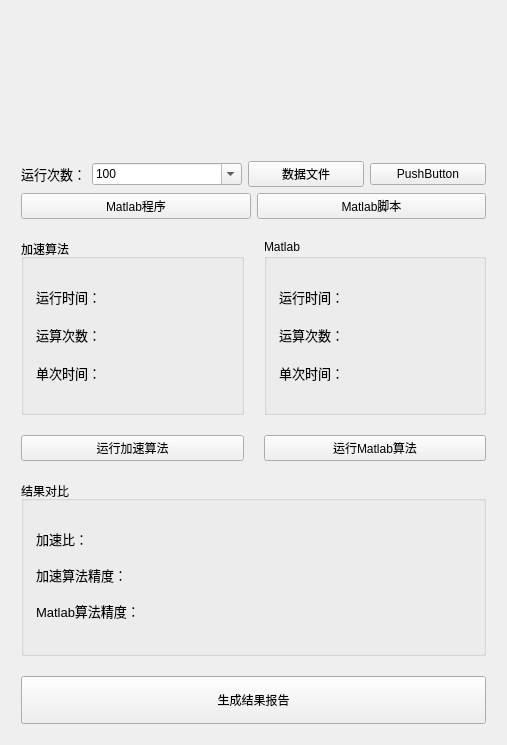
The window that widget.ui (zawnpn/Bessel0-Accel-Algorithm) describes before a commit, drawn with Qt 5.
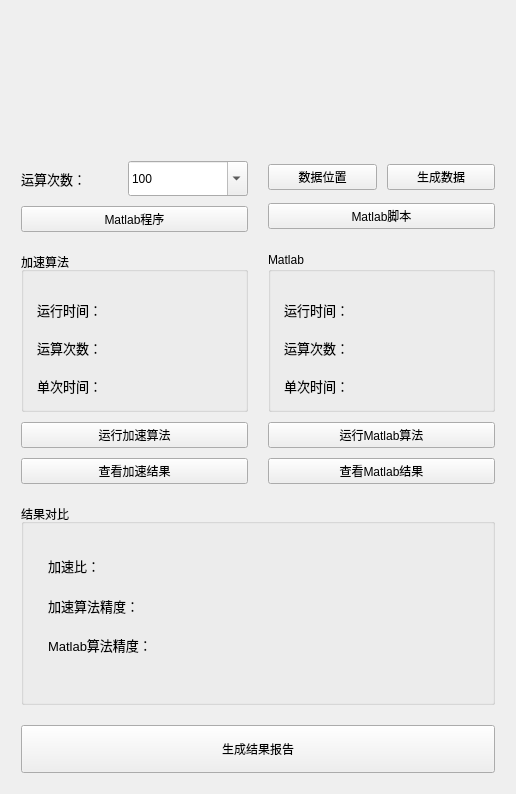
The same window after the commit. Icons and pictures are not drawn.

Diff of the .ui file:
```diff
--- a/widget.ui
+++ b/widget.ui
@@ -6,8 +6,8 @@
    <rect>
     <x>0</x>
     <y>0</y>
-    <width>507</width>
-    <height>745</height>
+    <width>516</width>
+    <height>794</height>
    </rect>
   </property>
   <property name="windowTitle">
@@ -23,9 +23,9 @@
   <property name="styleSheet">
    <string notr="true"/>
   </property>
+  <layout class="QVBoxLayout" name="verticalLayout_7">
+   <item>
   <layout class="QVBoxLayout" name="verticalLayout_6">
-   <item>
-    <layout class="QVBoxLayout" name="verticalLayout_5">
      <property name="spacing">
       <number>20</number>
      </property>
@@ -42,7 +42,7 @@
       <number>10</number>
      </property>
      <item>
-      <layout class="QHBoxLayout" name="horizontalLayout_15">
+      <layout class="QHBoxLayout" name="horizontalLayout">
        <item>
         <spacer name="horizontalSpacer">
          <property name="orientation">
@@ -97,17 +97,23 @@
       </layout>
      </item>
      <item>
-      <layout class="QVBoxLayout" name="verticalLayout_4">
+      <layout class="QHBoxLayout" name="horizontalLayout_4">
+       <property name="spacing">
+        <number>20</number>
+       </property>
+       <item>
+        <layout class="QVBoxLayout" name="verticalLayout">
+         <property name="spacing">
+          <number>10</number>
+         </property>
        <item>
         <layout class="QHBoxLayout" name="horizontalLayout_2">
          <item>
-          <layout class="QHBoxLayout" name="horizontalLayout">
-           <item>
             <widget class="QLabel" name="label_4">
              <property name="minimumSize">
               <size>
                <width>60</width>
-               <height>24</height>
+               <height>35</height>
               </size>
              </property>
              <property name="font">
@@ -116,7 +122,7 @@
               </font>
              </property>
              <property name="text">
-              <string>运行次数：</string>
+              <string>运算次数：</string>
              </property>
             </widget>
            </item>
@@ -124,8 +130,8 @@
             <widget class="QComboBox" name="comboBox">
              <property name="minimumSize">
               <size>
-               <width>150</width>
-               <height>0</height>
+               <width>120</width>
+               <height>35</height>
               </size>
              </property>
              <property name="editable">
@@ -167,30 +173,40 @@
           </layout>
          </item>
          <item>
-          <widget class="QPushButton" name="pushButton_data_loc">
-           <property name="text">
-            <string>数据文件</string>
-           </property>
-          </widget>
-         </item>
-         <item>
-          <widget class="QPushButton" name="pushButton">
-           <property name="text">
-            <string>PushButton</string>
-           </property>
-          </widget>
-         </item>
-        </layout>
-       </item>
-       <item>
-        <layout class="QHBoxLayout" name="horizontalLayout_14">
-         <item>
           <widget class="QPushButton" name="pushButton_matlab_loc">
            <property name="text">
             <string>Matlab程序</string>
            </property>
           </widget>
          </item>
+        </layout>
+       </item>
+       <item>
+        <layout class="QVBoxLayout" name="verticalLayout_2">
+         <property name="spacing">
+          <number>10</number>
+         </property>
+         <item>
+          <layout class="QHBoxLayout" name="horizontalLayout_3">
+           <property name="spacing">
+            <number>10</number>
+           </property>
+           <item>
+            <widget class="QPushButton" name="pushButton_data_loc">
+             <property name="text">
+              <string>数据位置</string>
+             </property>
+            </widget>
+           </item>
+           <item>
+            <widget class="QPushButton" name="pushButton_gen_data">
+             <property name="text">
+              <string>生成数据</string>
+             </property>
+            </widget>
+           </item>
+          </layout>
+         </item>
          <item>
           <widget class="QPushButton" name="pushButton_matlab_script">
            <property name="text">
@@ -203,9 +219,14 @@
       </layout>
      </item>
      <item>
-      <layout class="QHBoxLayout" name="horizontalLayout_9">
+      <layout class="QHBoxLayout" name="horizontalLayout_5">
        <property name="spacing">
         <number>20</number>
+       </property>
+       <item>
+        <layout class="QVBoxLayout" name="verticalLayout_3">
+         <property name="spacing">
+          <number>10</number>
        </property>
        <item>
         <widget class="QGroupBox" name="groupBox">
@@ -224,35 +245,15 @@
          <property name="title">
           <string>加速算法</string>
          </property>
-         <widget class="QWidget" name="layoutWidget">
-          <property name="geometry">
-           <rect>
-            <x>10</x>
-            <y>40</y>
-            <width>170</width>
-            <height>112</height>
-           </rect>
-          </property>
-          <layout class="QVBoxLayout" name="verticalLayout">
-           <property name="spacing">
-            <number>12</number>
-           </property>
-           <property name="leftMargin">
-            <number>5</number>
-           </property>
-           <property name="topMargin">
-            <number>5</number>
-           </property>
-           <property name="rightMargin">
-            <number>5</number>
-           </property>
-           <property name="bottomMargin">
-            <number>5</number>
-           </property>
-           <item>
-            <layout class="QHBoxLayout" name="horizontalLayout_3">
-             <item>
               <widget class="QLabel" name="label_2">
+            <property name="geometry">
+             <rect>
+              <x>16</x>
+              <y>46</y>
+              <width>60</width>
+              <height>24</height>
+             </rect>
+            </property>
                <property name="minimumSize">
                 <size>
                  <width>60</width>
@@ -268,9 +269,15 @@
                 <string>运行时间：</string>
                </property>
               </widget>
-             </item>
-             <item>
               <widget class="QLabel" name="label_accel_time">
+            <property name="geometry">
+             <rect>
+              <x>78</x>
+              <y>46</y>
+              <width>96</width>
+              <height>24</height>
+             </rect>
+            </property>
                <property name="minimumSize">
                 <size>
                  <width>96</width>
@@ -286,13 +293,15 @@
                 <string/>
                </property>
               </widget>
-             </item>
-            </layout>
-           </item>
-           <item>
-            <layout class="QHBoxLayout" name="horizontalLayout_4">
-             <item>
               <widget class="QLabel" name="label_6">
+            <property name="geometry">
+             <rect>
+              <x>16</x>
+              <y>84</y>
+              <width>60</width>
+              <height>24</height>
+             </rect>
+            </property>
                <property name="minimumSize">
                 <size>
                  <width>60</width>
@@ -308,9 +317,15 @@
                 <string>运算次数：</string>
                </property>
               </widget>
-             </item>
-             <item>
               <widget class="QLabel" name="label_accel_counts">
+            <property name="geometry">
+             <rect>
+              <x>78</x>
+              <y>84</y>
+              <width>96</width>
+              <height>24</height>
+             </rect>
+            </property>
                <property name="minimumSize">
                 <size>
                  <width>96</width>
@@ -326,13 +341,15 @@
                 <string/>
                </property>
               </widget>
-             </item>
-            </layout>
-           </item>
-           <item>
-            <layout class="QHBoxLayout" name="horizontalLayout_5">
-             <item>
               <widget class="QLabel" name="label_5">
+            <property name="geometry">
+             <rect>
+              <x>16</x>
+              <y>122</y>
+              <width>60</width>
+              <height>24</height>
+             </rect>
+            </property>
                <property name="minimumSize">
                 <size>
                  <width>60</width>
@@ -348,9 +365,15 @@
                 <string>单次时间：</string>
                </property>
               </widget>
-             </item>
-             <item>
               <widget class="QLabel" name="label_accel_once">
+            <property name="geometry">
+             <rect>
+              <x>78</x>
+              <y>122</y>
+              <width>96</width>
+              <height>24</height>
+             </rect>
+            </property>
                <property name="minimumSize">
                 <size>
                  <width>96</width>
@@ -366,13 +389,41 @@
                 <string/>
                </property>
               </widget>
-             </item>
-            </layout>
-           </item>
-          </layout>
-         </widget>
-        </widget>
-       </item>
+          </widget>
+         </item>
+         <item>
+          <widget class="QPushButton" name="pushButton_accel">
+           <property name="minimumSize">
+            <size>
+             <width>200</width>
+             <height>0</height>
+            </size>
+           </property>
+           <property name="text">
+            <string>运行加速算法</string>
+           </property>
+          </widget>
+         </item>
+         <item>
+          <widget class="QPushButton" name="pushButton_accel_result">
+           <property name="minimumSize">
+            <size>
+             <width>200</width>
+             <height>0</height>
+            </size>
+           </property>
+           <property name="text">
+            <string>查看加速结果</string>
+           </property>
+          </widget>
+         </item>
+        </layout>
+       </item>
+       <item>
+        <layout class="QVBoxLayout" name="verticalLayout_4">
+         <property name="spacing">
+          <number>10</number>
+         </property>
        <item>
         <widget class="QGroupBox" name="groupBox_2">
          <property name="minimumSize">
@@ -384,35 +435,15 @@
          <property name="title">
           <string>Matlab</string>
          </property>
-         <widget class="QWidget" name="layoutWidget">
-          <property name="geometry">
-           <rect>
-            <x>10</x>
-            <y>40</y>
-            <width>170</width>
-            <height>112</height>
-           </rect>
-          </property>
-          <layout class="QVBoxLayout" name="verticalLayout_2">
-           <property name="spacing">
-            <number>12</number>
-           </property>
-           <property name="leftMargin">
-            <number>5</number>
-           </property>
-           <property name="topMargin">
-            <number>5</number>
-           </property>
-           <property name="rightMargin">
-            <number>5</number>
-           </property>
-           <property name="bottomMargin">
-            <number>5</number>
-           </property>
-           <item>
-            <layout class="QHBoxLayout" name="horizontalLayout_6">
-             <item>
               <widget class="QLabel" name="label_19">
+            <property name="geometry">
+             <rect>
+              <x>16</x>
+              <y>46</y>
+              <width>60</width>
+              <height>24</height>
+             </rect>
+            </property>
                <property name="minimumSize">
                 <size>
                  <width>60</width>
@@ -428,9 +459,15 @@
                 <string>运行时间：</string>
                </property>
               </widget>
-             </item>
-             <item>
               <widget class="QLabel" name="label_matlab_time">
+            <property name="geometry">
+             <rect>
+              <x>78</x>
+              <y>46</y>
+              <width>96</width>
+              <height>24</height>
+             </rect>
+            </property>
                <property name="minimumSize">
                 <size>
                  <width>96</width>
@@ -446,13 +483,15 @@
                 <string/>
                </property>
               </widget>
-             </item>
-            </layout>
-           </item>
-           <item>
-            <layout class="QHBoxLayout" name="horizontalLayout_7">
-             <item>
               <widget class="QLabel" name="label_21">
+            <property name="geometry">
+             <rect>
+              <x>16</x>
+              <y>84</y>
+              <width>60</width>
+              <height>24</height>
+             </rect>
+            </property>
                <property name="minimumSize">
                 <size>
                  <width>60</width>
@@ -468,9 +507,15 @@
                 <string>运算次数：</string>
                </property>
               </widget>
-             </item>
-             <item>
               <widget class="QLabel" name="label_matlab_counts">
+            <property name="geometry">
+             <rect>
+              <x>78</x>
+              <y>84</y>
+              <width>96</width>
+              <height>24</height>
+             </rect>
+            </property>
                <property name="minimumSize">
                 <size>
                  <width>96</width>
@@ -486,13 +531,15 @@
                 <string/>
                </property>
               </widget>
-             </item>
-            </layout>
-           </item>
-           <item>
-            <layout class="QHBoxLayout" name="horizontalLayout_8">
-             <item>
               <widget class="QLabel" name="label_23">
+            <property name="geometry">
+             <rect>
+              <x>16</x>
+              <y>122</y>
+              <width>60</width>
+              <height>24</height>
+             </rect>
+            </property>
                <property name="minimumSize">
                 <size>
                  <width>60</width>
@@ -508,9 +555,15 @@
                 <string>单次时间：</string>
                </property>
               </widget>
-             </item>
-             <item>
               <widget class="QLabel" name="label_matlab_once">
+            <property name="geometry">
+             <rect>
+              <x>78</x>
+              <y>122</y>
+              <width>96</width>
+              <height>24</height>
+             </rect>
+            </property>
                <property name="minimumSize">
                 <size>
                  <width>96</width>
@@ -526,31 +579,6 @@
                 <string/>
                </property>
               </widget>
-             </item>
-            </layout>
-           </item>
-          </layout>
-         </widget>
-        </widget>
-       </item>
-      </layout>
-     </item>
-     <item>
-      <layout class="QHBoxLayout" name="horizontalLayout_13">
-       <property name="spacing">
-        <number>20</number>
-       </property>
-       <item>
-        <widget class="QPushButton" name="pushButton_accel">
-         <property name="minimumSize">
-          <size>
-           <width>200</width>
-           <height>0</height>
-          </size>
-         </property>
-         <property name="text">
-          <string>运行加速算法</string>
-         </property>
         </widget>
        </item>
        <item>
@@ -566,6 +594,21 @@
          </property>
         </widget>
        </item>
+         <item>
+          <widget class="QPushButton" name="pushButton_matlab_result">
+           <property name="minimumSize">
+            <size>
+             <width>200</width>
+             <height>0</height>
+            </size>
+           </property>
+           <property name="text">
+            <string>查看Matlab结果</string>
+           </property>
+          </widget>
+         </item>
+        </layout>
+       </item>
       </layout>
      </item>
      <item>
@@ -579,33 +622,31 @@
        <property name="title">
         <string>结果对比</string>
        </property>
-       <widget class="QWidget" name="layoutWidget">
+       <widget class="QWidget" name="">
         <property name="geometry">
          <rect>
-          <x>10</x>
-          <y>40</y>
-          <width>210</width>
-          <height>108</height>
+          <x>16</x>
+          <y>30</y>
+          <width>209</width>
+          <height>144</height>
          </rect>
         </property>
-        <layout class="QVBoxLayout" name="verticalLayout_3">
-         <property name="spacing">
-          <number>10</number>
-         </property>
-         <property name="leftMargin">
-          <number>5</number>
-         </property>
-         <property name="topMargin">
-          <number>5</number>
-         </property>
-         <property name="rightMargin">
-          <number>5</number>
-         </property>
-         <property name="bottomMargin">
-          <number>5</number>
-         </property>
+        <layout class="QVBoxLayout" name="verticalLayout_5">
+         <item>
+          <spacer name="verticalSpacer">
+           <property name="orientation">
+            <enum>Qt::Vertical</enum>
+           </property>
+           <property name="sizeHint" stdset="0">
+            <size>
+             <width>20</width>
+             <height>13</height>
+            </size>
+           </property>
+          </spacer>
+         </item>
          <item>
-          <layout class="QHBoxLayout" name="horizontalLayout_10">
+          <layout class="QHBoxLayout" name="horizontalLayout_6">
            <item>
             <widget class="QLabel" name="label_7">
              <property name="minimumSize">
@@ -645,7 +686,20 @@
           </layout>
          </item>
          <item>
-          <layout class="QHBoxLayout" name="horizontalLayout_11">
+          <spacer name="verticalSpacer_2">
+           <property name="orientation">
+            <enum>Qt::Vertical</enum>
+           </property>
+           <property name="sizeHint" stdset="0">
+            <size>
+             <width>20</width>
+             <height>13</height>
+            </size>
+           </property>
+          </spacer>
+         </item>
+         <item>
+          <layout class="QHBoxLayout" name="horizontalLayout_7">
            <item>
             <widget class="QLabel" name="label_8">
              <property name="minimumSize">
@@ -685,7 +739,20 @@
           </layout>
          </item>
          <item>
-          <layout class="QHBoxLayout" name="horizontalLayout_12">
+          <spacer name="verticalSpacer_3">
+           <property name="orientation">
+            <enum>Qt::Vertical</enum>
+           </property>
+           <property name="sizeHint" stdset="0">
+            <size>
+             <width>20</width>
+             <height>13</height>
+            </size>
+           </property>
+          </spacer>
+         </item>
+         <item>
+          <layout class="QHBoxLayout" name="horizontalLayout_8">
            <item>
             <widget class="QLabel" name="label_9">
              <property name="minimumSize">
@@ -724,6 +791,19 @@
            </item>
           </layout>
          </item>
+         <item>
+          <spacer name="verticalSpacer_4">
+           <property name="orientation">
+            <enum>Qt::Vertical</enum>
+           </property>
+           <property name="sizeHint" stdset="0">
+            <size>
+             <width>20</width>
+             <height>13</height>
+            </size>
+           </property>
+          </spacer>
+         </item>
         </layout>
        </widget>
       </widget>
```
Lines whose indentation alone changed are shown as unchanged.
